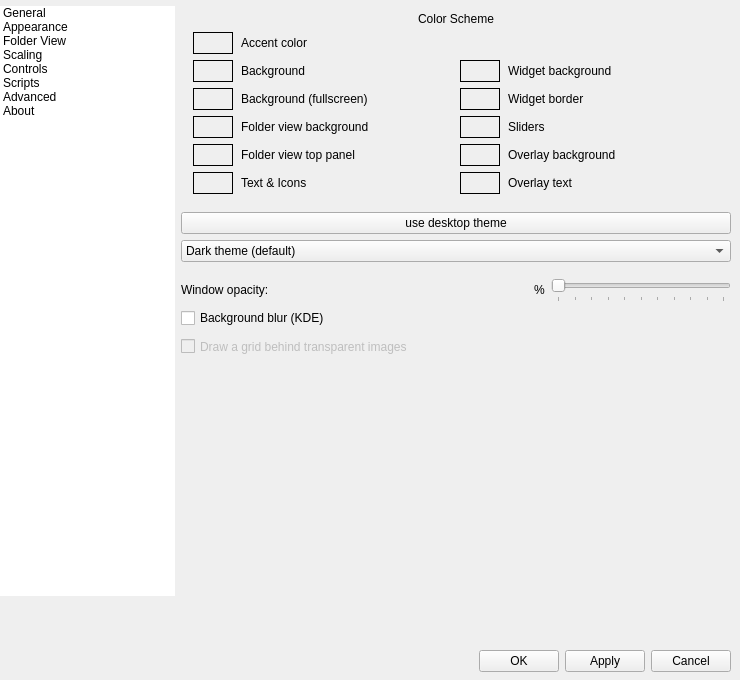
Old version of the form qimgv/gui/dialogs/settingsdialog.ui in the repository do-i/thumbgrid.
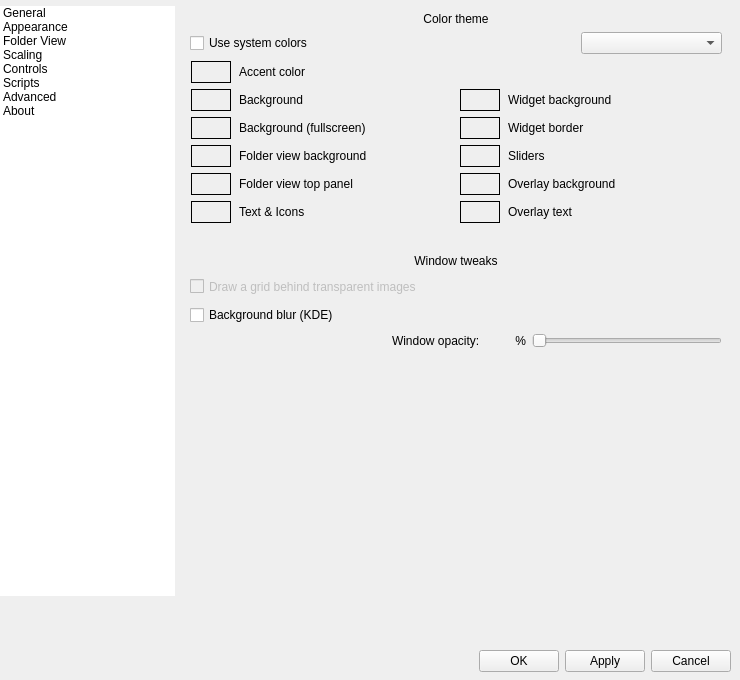
New version of the form. Custom widgets are drawn as their Qt base class.

Commit message: [settings] useSystemColorScheme(bool) [settingsdialog] tweak appearance page layout restart is needed after theme change (will be fixed later)

Patch:
```diff
--- a/qimgv/gui/dialogs/settingsdialog.ui
+++ b/qimgv/gui/dialogs/settingsdialog.ui
@@ -1726,8 +1726,8 @@
                <rect>
                 <x>0</x>
                 <y>0</y>
-                <width>553</width>
-                <height>624</height>
+                <width>554</width>
+                <height>626</height>
                </rect>
               </property>
               <layout class="QVBoxLayout" name="verticalLayout_25">
@@ -1759,16 +1759,16 @@
                  </property>
                  <layout class="QVBoxLayout" name="verticalLayout_23">
                   <property name="leftMargin">
-                   <number>12</number>
+                   <number>9</number>
                   </property>
                   <property name="topMargin">
                    <number>6</number>
                   </property>
                   <property name="rightMargin">
-                   <number>12</number>
+                   <number>9</number>
                   </property>
                   <property name="bottomMargin">
-                   <number>12</number>
+                   <number>9</number>
                   </property>
                   <item>
                    <widget class="QLabel" name="label_38">
@@ -1776,7 +1776,7 @@
                      <enum>QFrame::NoFrame</enum>
                     </property>
                     <property name="text">
-                     <string>Color Scheme</string>
+                     <string>Color theme</string>
                     </property>
                     <property name="alignment">
                      <set>Qt::AlignCenter</set>
@@ -1784,18 +1784,69 @@
                    </widget>
                   </item>
                   <item>
+                   <layout class="QHBoxLayout" name="horizontalLayout_3">
+                    <property name="leftMargin">
+                     <number>0</number>
+                    </property>
+                    <property name="topMargin">
+                     <number>0</number>
+                    </property>
+                    <item>
+                     <widget class="QCheckBox" name="useSystemColorsCheckBox">
+                      <property name="text">
+                       <string>Use system colors</string>
+                      </property>
+                     </widget>
+                    </item>
+                    <item>
+                     <spacer name="horizontalSpacer_18">
+                      <property name="orientation">
+                       <enum>Qt::Horizontal</enum>
+                      </property>
+                      <property name="sizeHint" stdset="0">
+                       <size>
+                        <width>40</width>
+                        <height>20</height>
+                       </size>
+                      </property>
+                     </spacer>
+                    </item>
+                    <item>
+                     <widget class="QComboBox" name="themeSelectorComboBox">
+                      <property name="currentText">
+                       <string>Select theme..</string>
+                      </property>
+                      <property name="placeholderText">
+                       <string>Select theme..</string>
+                      </property>
+                      <item>
+                       <property name="text">
+                        <string>Dark theme (default)</string>
+                       </property>
+                      </item>
+                      <item>
+                       <property name="text">
+                        <string>Light theme</string>
+                       </property>
+                      </item>
+                     </widget>
+                    </item>
+                   </layout>
+                  </item>
+                  <item>
+                   <widget class="QWidget" name="colorConfigSubgroup" native="true">
                    <layout class="QGridLayout" name="gridLayout_2">
                     <property name="leftMargin">
-                     <number>0</number>
+                      <number>1</number>
                     </property>
                     <property name="topMargin">
-                     <number>0</number>
+                      <number>1</number>
                     </property>
                     <property name="rightMargin">
-                     <number>0</number>
+                      <number>1</number>
                     </property>
                     <property name="bottomMargin">
-                     <number>0</number>
+                      <number>1</number>
                     </property>
                     <property name="horizontalSpacing">
                      <number>8</number>
@@ -2219,31 +2270,11 @@
                      </widget>
                     </item>
                    </layout>
+                   </widget>
                   </item>
                  </layout>
                 </widget>
                </item>
-               <item>
-                <widget class="QPushButton" name="useDesktopThemeButton">
-                 <property name="text">
-                  <string>use desktop theme</string>
-                 </property>
-                </widget>
-               </item>
-               <item>
-                <widget class="QComboBox" name="themeSelectorComboBox">
-                 <item>
-                  <property name="text">
-                   <string>Dark theme (default)</string>
-                  </property>
-                 </item>
-                 <item>
-                  <property name="text">
-                   <string>Light theme</string>
-                  </property>
-                 </item>
-                </widget>
-               </item>
                <item>
                 <spacer name="verticalSpacer_9">
                  <property name="orientation">
@@ -2261,10 +2292,86 @@
                 </spacer>
                </item>
                <item>
+                <widget class="QFrame" name="frame_2">
+                 <property name="accessibleName">
+                  <string notr="true">StyledOptionsGroup</string>
+                 </property>
+                 <property name="frameShape">
+                  <enum>QFrame::NoFrame</enum>
+                 </property>
+                 <property name="frameShadow">
+                  <enum>QFrame::Raised</enum>
+                 </property>
+                 <layout class="QVBoxLayout" name="verticalLayout_24">
+                  <property name="leftMargin">
+                   <number>9</number>
+                  </property>
+                  <property name="topMargin">
+                   <number>6</number>
+                  </property>
+                  <property name="rightMargin">
+                   <number>9</number>
+                  </property>
+                  <property name="bottomMargin">
+                   <number>9</number>
+                  </property>
+                  <item>
+                   <widget class="QLabel" name="label_12">
+                    <property name="text">
+                     <string>Window tweaks</string>
+                    </property>
+                    <property name="alignment">
+                     <set>Qt::AlignCenter</set>
+                    </property>
+                   </widget>
+                  </item>
+                  <item>
+                   <widget class="QCheckBox" name="transparencyGridCheckBox">
+                    <property name="enabled">
+                     <bool>false</bool>
+                    </property>
+                    <property name="sizePolicy">
+                     <sizepolicy hsizetype="Minimum" vsizetype="Minimum">
+                      <horstretch>0</horstretch>
+                      <verstretch>0</verstretch>
+                     </sizepolicy>
+                    </property>
+                    <property name="minimumSize">
+                     <size>
+                      <width>0</width>
+                      <height>25</height>
+                     </size>
+                    </property>
+                    <property name="text">
+                     <string>Draw a grid behind transparent images</string>
+                    </property>
+                   </widget>
+                  </item>
+                  <item>
+                   <widget class="QCheckBox" name="blurBackgroundCheckBox">
+                    <property name="text">
+                     <string>Background blur (KDE)</string>
+                    </property>
+                   </widget>
+                  </item>
+                  <item>
                 <layout class="QHBoxLayout" name="horizontalLayout_14">
                  <property name="topMargin">
                   <number>0</number>
                  </property>
+                    <item>
+                     <spacer name="horizontalSpacer_4">
+                      <property name="orientation">
+                       <enum>Qt::Horizontal</enum>
+                      </property>
+                      <property name="sizeHint" stdset="0">
+                       <size>
+                        <width>40</width>
+                        <height>20</height>
+                       </size>
+                      </property>
+                     </spacer>
+                    </item>
                  <item>
                   <widget class="QLabel" name="label_5">
                    <property name="text">
@@ -2272,38 +2379,46 @@
                    </property>
                   </widget>
                  </item>
-                 <item>
-                  <spacer name="horizontalSpacer_4">
-                   <property name="orientation">
-                    <enum>Qt::Horizontal</enum>
-                   </property>
-                   <property name="sizeHint" stdset="0">
-                    <size>
-                     <width>40</width>
-                     <height>20</height>
-                    </size>
-                   </property>
-                  </spacer>
-                 </item>
                  <item>
                   <widget class="QLabel" name="bgOpacityPercentLabel">
+                      <property name="sizePolicy">
+                       <sizepolicy hsizetype="Fixed" vsizetype="Preferred">
+                        <horstretch>0</horstretch>
+                        <verstretch>0</verstretch>
+                       </sizepolicy>
+                      </property>
+                      <property name="minimumSize">
+                       <size>
+                        <width>40</width>
+                        <height>0</height>
+                       </size>
+                      </property>
+                      <property name="maximumSize">
+                       <size>
+                        <width>40</width>
+                        <height>16777215</height>
+                       </size>
+                      </property>
                    <property name="text">
                     <string>%</string>
                    </property>
+                      <property name="alignment">
+                       <set>Qt::AlignRight|Qt::AlignTrailing|Qt::AlignVCenter</set>
+                      </property>
                   </widget>
                  </item>
                  <item>
                   <widget class="QSlider" name="bgOpacitySlider">
                    <property name="sizePolicy">
-                    <sizepolicy hsizetype="Preferred" vsizetype="Fixed">
+                       <sizepolicy hsizetype="Preferred" vsizetype="Preferred">
                      <horstretch>0</horstretch>
                      <verstretch>0</verstretch>
                     </sizepolicy>
                    </property>
                    <property name="minimumSize">
                     <size>
-                     <width>180</width>
-                     <height>25</height>
+                        <width>190</width>
+                        <height>10</height>
                     </size>
                    </property>
                    <property name="maximum">
@@ -2313,7 +2428,7 @@
                     <enum>Qt::Horizontal</enum>
                    </property>
                    <property name="tickPosition">
-                    <enum>QSlider::TicksBelow</enum>
+                       <enum>QSlider::NoTicks</enum>
                    </property>
                    <property name="tickInterval">
                     <number>10</number>
@@ -2322,33 +2437,7 @@
                  </item>
                 </layout>
                </item>
-               <item>
-                <widget class="QCheckBox" name="blurBackgroundCheckBox">
-                 <property name="text">
-                  <string>Background blur (KDE)</string>
-                 </property>
-                </widget>
-               </item>
-               <item>
-                <widget class="QCheckBox" name="transparencyGridCheckBox">
-                 <property name="enabled">
-                  <bool>false</bool>
-                 </property>
-                 <property name="sizePolicy">
-                  <sizepolicy hsizetype="Minimum" vsizetype="Minimum">
-                   <horstretch>0</horstretch>
-                   <verstretch>0</verstretch>
-                  </sizepolicy>
-                 </property>
-                 <property name="minimumSize">
-                  <size>
-                   <width>0</width>
-                   <height>25</height>
-                  </size>
-                 </property>
-                 <property name="text">
-                  <string>Draw a grid behind transparent images</string>
-                 </property>
+                 </layout>
                 </widget>
                </item>
                <item>
```
Left out of the diff: 37 changed lines with no effect on the pictures. Lines whose indentation alone changed are shown as unchanged. The commit also changes 4 other files.
